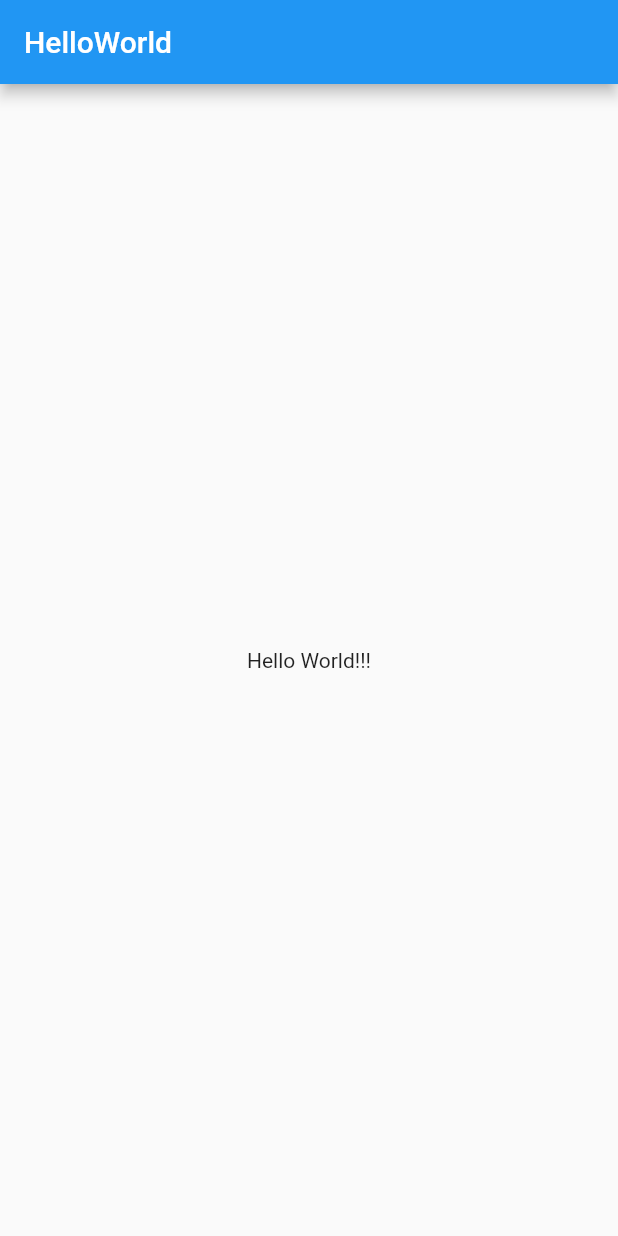
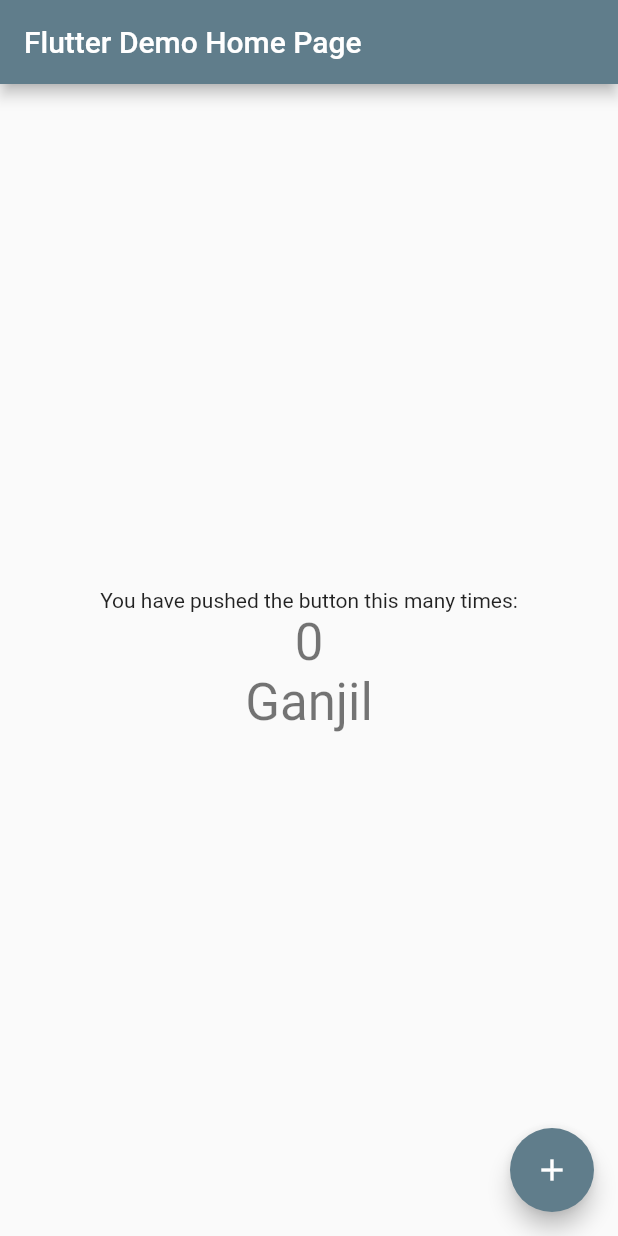
Before and after one commit to yusufardianto/HelloWorld-Flutter, a Flutter app: the screen it shows after launch, on a phone screen of 412 x 824 dp. Run offline on Flutter 3.47's test engine with Material 2 defaults, Android fonts, the phone set to English and light mode, and no system bars.

Commit message:
main.dart

```diff
--- a/helloworld/lib/main.dart
+++ b/helloworld/lib/main.dart
@@ -4,24 +4,121 @@ void main() {
   runApp(const MyApp());
 }
 
-class MyApp extends StatefulWidget {
+class MyApp extends StatelessWidget {
   const MyApp({super.key});
 
   @override
-  State<MyApp> createState() => _MyAppState();
-}
-
-class _MyAppState extends State<MyApp> {
-  @override
   Widget build(BuildContext context) {
     return MaterialApp(
-      home: Scaffold(
-          appBar: AppBar(
-            title: Text("HelloWorld"),
-          ),
-          body: Center(
-            child: Text("Hello World!!!"),
-          )),
+      title: 'Flutter Demo',
+      theme: ThemeData(
+        primarySwatch: Colors.blueGrey,
+      ),
+      home: const MyHomePage(title: 'Flutter Demo Home Page'),
     );
   }
 }
+
+class MyHomePage extends StatefulWidget {
+  const MyHomePage({super.key, required this.title});
+  final String title;
+
+  @override
+  State<MyHomePage> createState() => _MyHomePageState();
+}
+
+class _MyHomePageState extends State<MyHomePage> {
+  int _counter = 0;
+  String _text = "Ganjil";
+
+  void _incrementCounter() {
+    setState(() {
+      _counter++;
+      // if (_counter > 10) {
+      //   _counter = 1;
+      // }
+      // Percobaan 2
+      // if (_counter % 2 == 0) {
+      //   _text = "Genap";
+      // } else {
+      //   _text = "Ganjil";
+      // }
+      //==================================================
+
+      // if (_counter > 10) {
+      //   _counter = 0;
+      // }
+
+      // _text = "Ganjil: ";
+      // for (int i = 0; i <= _counter; i++) {
+      //   if (i % 2 != 0) {
+      //     _text += '${i}, ';
+      //   }
+      // }
+
+      //====================================================
+      // if (_counter > 100) {
+      //   _counter = 0;
+      // }
+
+      // _text = "bilangan genap kelipatan 3 :";
+      // for (int i = 1; i <= _counter; i++) {
+      //   if (i % 2 == 0 && i % 3 == 0) {
+      //     _text += '${i}, ';
+      //   }
+      // }
+
+      //=====================================================
+      if (_counter > 20) {
+        _counter = 0;
+      }
+      _text = "Prima: ";
+      for (int i = 2; i <= _counter; i++) {
+        bool isPrime = true;
+        if (i >= 2) {
+          for (int j = 2; j <= i / 2; j++) {
+            if (i % j == 0) {
+              isPrime = false;
+              break;
+            }
+          }
+        }
+        if (isPrime) {
+          _text += "${i}, ";
+        }
+      }
+    });
+  }
+
+  @override
+  Widget build(BuildContext context) {
+    return Scaffold(
+      appBar: AppBar(
+        title: Text(widget.title),
+      ),
+      body: Center(
+        child: Column(
+          mainAxisAlignment: MainAxisAlignment.center,
+          children: <Widget>[
+            const Text(
+              'You have pushed the button this many times:',
+            ),
+            Text(
+              '$_counter',
+              style: Theme.of(context).textTheme.headline4,
+            ),
+            Text(
+              _text,
+              style: Theme.of(context).textTheme.headline4,
+            )
+          ],
+        ),
+      ),
+      floatingActionButton: FloatingActionButton(
+        onPressed: _incrementCounter,
+        tooltip: 'Increment',
+        child: const Icon(Icons.add),
+      ), // This trailing comma makes auto-formatting nicer for build methods.
+    );
+  }
+}
```
